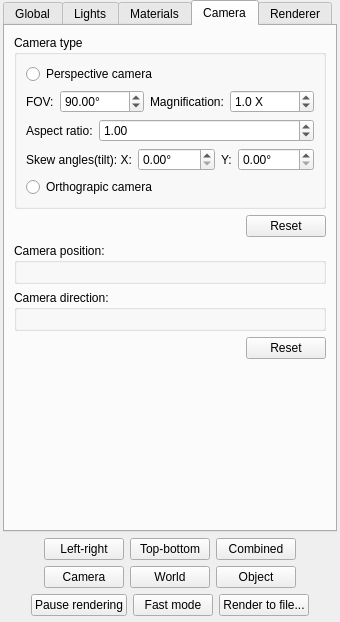
First picture: the form in gui/SidePanel.ui, repository maximlevitsky/cgrender, before the edit.
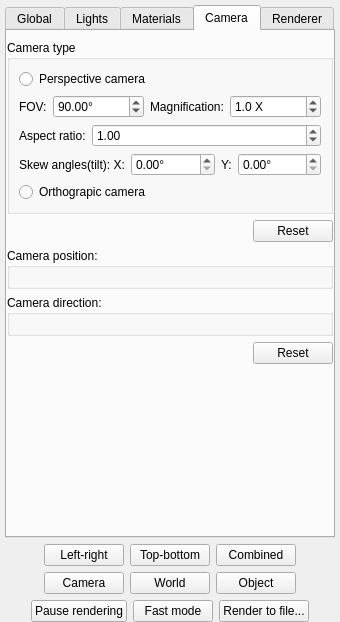
Second picture: the form after the edit. The open tabs and pages were chosen to show the change. Custom widgets are drawn as their Qt base class.

```diff
--- a/gui/SidePanel.ui
+++ b/gui/SidePanel.ui
@@ -24,16 +24,16 @@
     <number>6</number>
    </property>
    <property name="leftMargin">
-    <number>3</number>
+    <number>5</number>
    </property>
    <property name="topMargin">
-    <number>0</number>
+    <number>5</number>
    </property>
    <property name="rightMargin">
-    <number>3</number>
+    <number>5</number>
    </property>
    <property name="bottomMargin">
-    <number>6</number>
+    <number>0</number>
    </property>
    <item>
     <widget class="QTabWidget" name="tabbedArea">
@@ -860,6 +860,12 @@
        <string>Camera</string>
       </attribute>
       <layout class="QVBoxLayout" name="_18">
+       <property name="leftMargin">
+        <number>0</number>
+       </property>
+       <property name="rightMargin">
+        <number>0</number>
+       </property>
        <item>
         <widget class="QGroupBox" name="groupBox_4">
          <property name="title">
```
Left out of the diff: 38 changed lines with no effect on the pictures.
